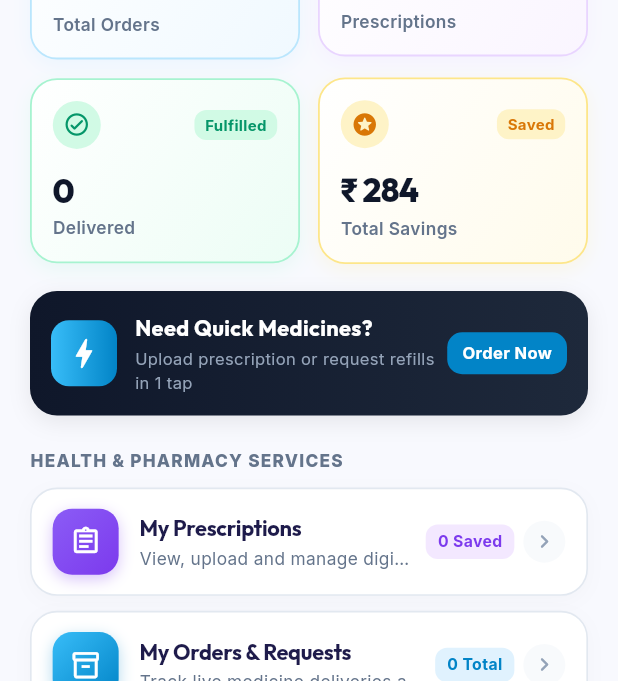
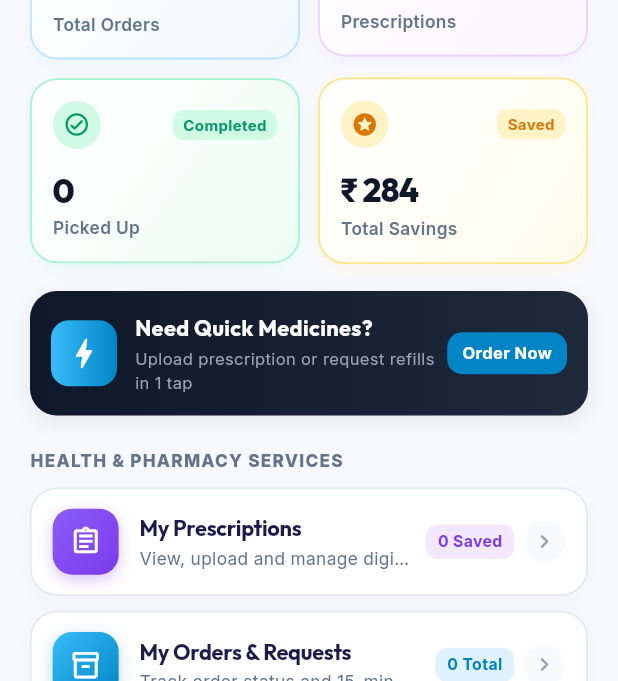
Before and after one commit to aarshasoftwarelabs-ai/pharmacy-connect, a Flutter app: the ProfileScreen screen opened directly, on a phone screen of 412 x 824 dp. Shown: the part 555-1236 px from the top of the screen. Run offline on Flutter 3.47's test engine with Material 3 defaults, Android fonts, the phone set to English and light mode, and no system bars; our stand-ins replace custom_refresh_indicator, google_fonts, image_picker, shared_preferences, timeago; accounts and stored records are empty; network calls fail.

Commit message:
fix(user_app): align app model strictly to in-store pickup and counter payment, removing delivery references

```diff
--- a/user_app/lib/features/home/home_screen.dart
+++ b/user_app/lib/features/home/home_screen.dart
@@ -546,12 +546,12 @@ class _HomeScreenState extends State<HomeScreen> {
       },
       {
         'title': 'Track Orders',
-        'subtitle': 'Live order status',
-        'badgeText': 'LIVE',
+        'subtitle': 'Store pickup status',
+        'badgeText': 'PICKUP',
         'hasDot': true,
         'badgeBg': const Color(0xFFDCFCE7),
         'badgeTextColor': const Color(0xFF15803D),
-        'iconWidget': const ModernDeliveryTruckIcon(size: 24),
+        'iconWidget': const Icon(Icons.shopping_bag_rounded, color: Color(0xFF15803D), size: 24),
         'bgGradient': const LinearGradient(
           begin: Alignment.topLeft,
           end: Alignment.bottomRight,
--- a/user_app/lib/features/profile/profile_screen.dart
+++ b/user_app/lib/features/profile/profile_screen.dart
@@ -800,9 +800,9 @@ class _ProfileScreenState extends State<ProfileScreen> with SingleTickerProvider
                         children: [
                           Expanded(
                             child: _StatCard(
-                              title: 'Delivered',
+                              title: 'Picked Up',
                               value: '$_deliveredCount',
-                              badgeText: 'Fulfilled',
+                              badgeText: 'Completed',
                               badgeColor: const Color(0xFF059669),
                               badgeBg: const Color(0xFFD1FAE5),
                               iconData: Icons.check_circle_outline_rounded,
@@ -966,7 +966,7 @@ class _ProfileScreenState extends State<ProfileScreen> with SingleTickerProvider
                         icon: Icons.inventory_2_outlined,
                         iconGradient: const [Color(0xFF38BDF8), Color(0xFF0284C7)],
                         title: 'My Orders & Requests',
-                        subtitle: 'Track live medicine deliveries and status updates',
+                        subtitle: 'Track order status and 15-min store pickup',
                         badgeText: '$_totalOrders Total',
                         badgeColor: const Color(0xFF0284C7),
                         badgeBg: const Color(0xFFE0F2FE),
```
